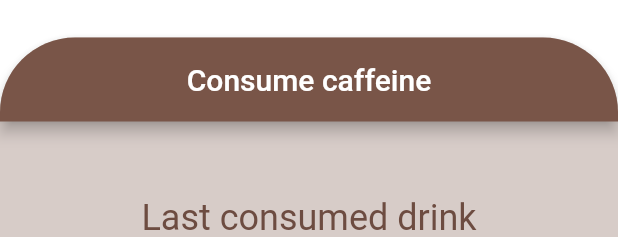
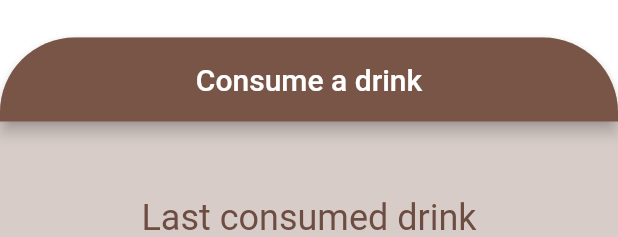
Before and after one commit to jtlinna/caffeine_me_up, a Flutter app: the ConsumeDrinkView widget shown alone on an empty page, opened directly, on a phone screen of 412 x 824 dp. Shown: the top 237 px of the screen. Run offline on Flutter 3.47's test engine with Material 2 defaults, Android fonts, the phone set to English and light mode, and no system bars; our stand-ins replace cloud_firestore, firebase_auth, flutter_spinkit; accounts and stored records are empty; grey boxes are pictures that could not be loaded.

Commit message:
Fixed app name & consume page's title

```diff
--- a/lib/views/home/consume_drink_view.dart
+++ b/lib/views/home/consume_drink_view.dart
@@ -83,7 +83,7 @@ class _ConsumeDrinkViewState extends State<ConsumeDrinkView> {
           children: <Widget>[
             AppBar(
               centerTitle: true,
-              title: Text('Consume caffeine'),
+              title: Text('Consume a drink'),
               shape: RoundedRectangleBorder(
                   borderRadius: BorderRadius.only(
                       topLeft: Radius.circular(50),
```
Also changed, not shown: 1 other file.
